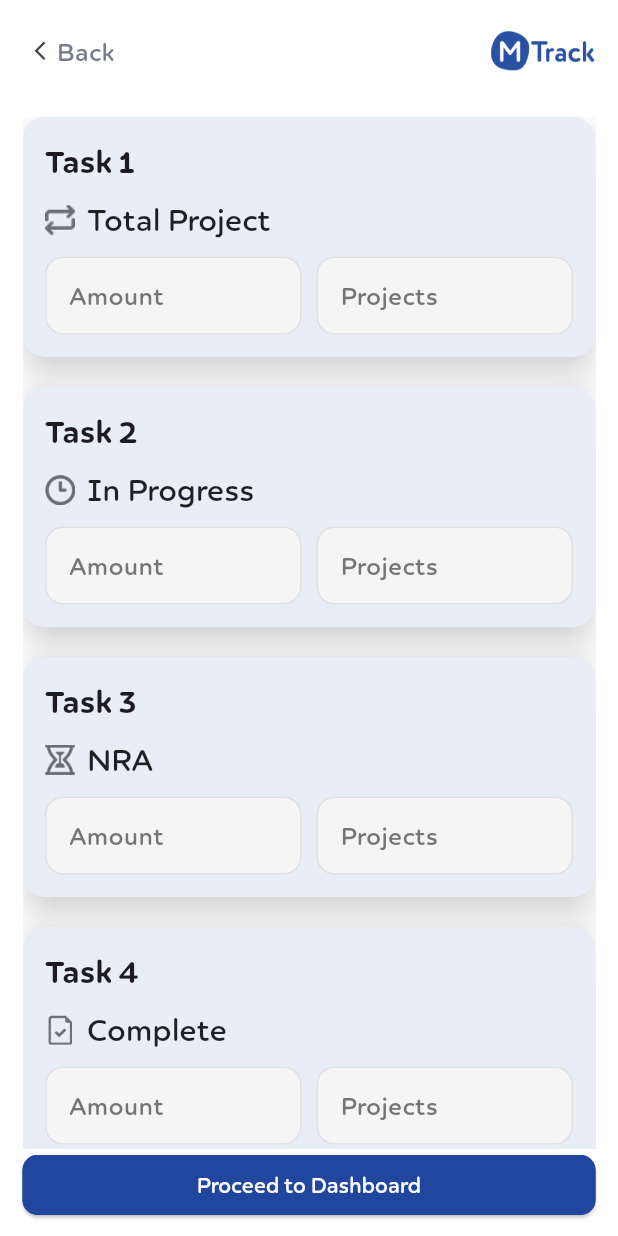
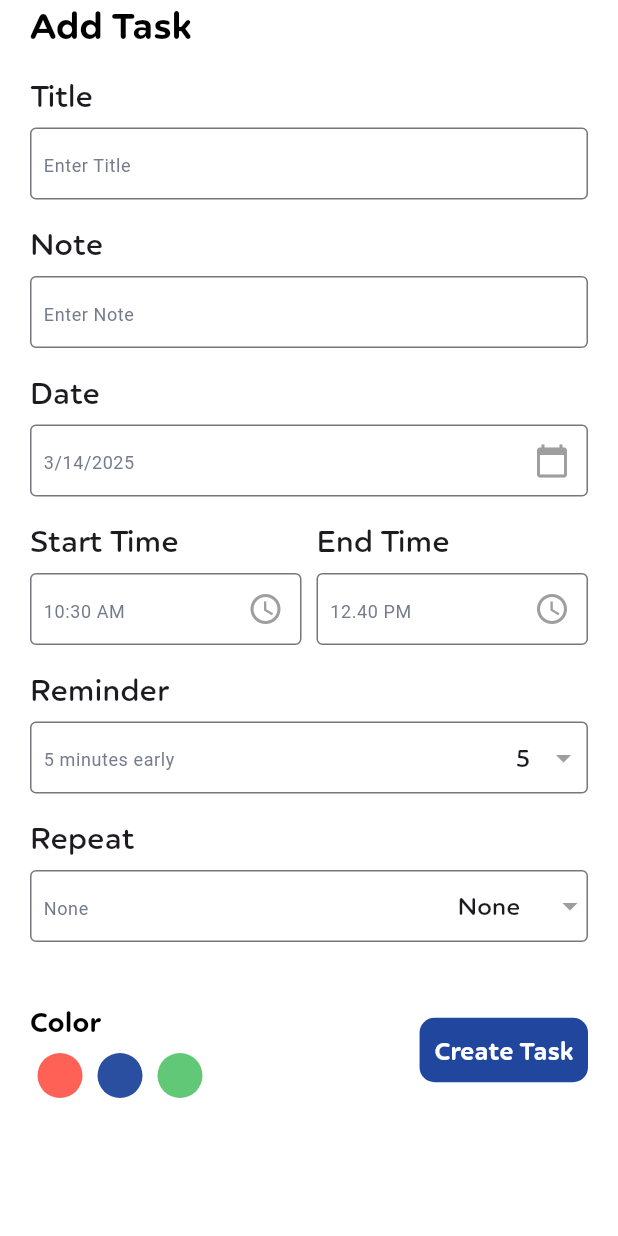
Before and after one commit to MTS-Services/Task-Management, a Flutter app: the ScheduleScreen screen opened directly, after a tap on "+ Add Task", on a phone screen of 412 x 824 dp. Run offline on Flutter 3.47's test engine with Material 3 defaults, Android fonts, the phone set to English and light mode, and no system bars; our stand-ins replace date_picker_timeline, firebase_auth, firebase_core, fl_chart, flutter_otp_text_field, get and 4 more; accounts and stored records are empty.

Commit message:
model & database add project

```diff
--- a/lib/m-track.dart
+++ b/lib/m-track.dart
@@ -1,14 +1,11 @@
 import 'package:flutter/material.dart';
 import 'package:get/get.dart';
 import 'package:maktrack/domain/entities/color.dart';
-import 'package:maktrack/presentation/pages/screen/bottomNavBar/bottom_nav_bar.dart';
-import 'package:maktrack/presentation/pages/screen/splash_screen/splash_screen.dart';
-import 'package:maktrack/presentation/pages/screen/task_add_screen.dart';
+import 'presentation/pages/screen/schedule_screen/schedule_screen.dart';
 
-import 'presentation/pages/auth/email_varification_screen.dart';
-import 'presentation/pages/auth/otp_verification_screen.dart';
-import 'presentation/pages/auth/set_password_screen.dart';
-import 'presentation/pages/screen/threeScreen/onboarding_page.dart';
+
+
+
 class MTrac extends StatelessWidget {
   const MTrac({super.key});
   @override
@@ -22,7 +19,7 @@ class MTrac extends StatelessWidget {
           textTheme: _buildTextTheme(),
           inputDecorationTheme: _buildInputDecorationTheme(context),
           elevatedButtonTheme: _buildElevatedButtonThemeData()),
-      home: Bottom(),
+      home: ScheduleScreen(),
     );
   }
 
--- /dev/null
+++ b/lib/model/task.dart
@@ -0,0 +1,57 @@
+// json serialization
+
+import 'dart:ui';
+
+class Task {
+  int? id;
+  String? title;
+  String? note;
+  int? isCompleted;
+  String? date;
+  String? startTime;
+  String? endTime;
+  Color? color;
+  int? reminder;
+  String? repeat;
+
+  Task({
+    this.id,
+    this.title,
+    this.note,
+    this.isCompleted,
+    this.date,
+    this.startTime,
+    this.endTime,
+    this.color,
+    this.reminder,
+    this.repeat,
+  });
+
+  Task.fromJson(Map<String, dynamic> json) {
+    id = json["id"];
+    title = json["title"];
+    note = json["note"];
+    isCompleted = json["isCompleted"];
+    date = json["date"];
+    startTime = json["startTime"];
+    endTime = json["endTime"];
+    color = json["color"];
+    reminder = json["reminder"];
+    repeat = json["repeat"];
+  }
+
+  Map<String, dynamic> toJson() {
+    final Map<String, dynamic> data = new Map<String, dynamic>();
+    data["id"] = this.id;
+    data["title"] = this.title;
+    data["note"] = this.note;
+    data["isCompleted"] = this.isCompleted;
+    data["date"] = this.date;
+    data["startTime"] = this.startTime;
+    data["endTime"] = this.endTime;
+    data["color"] = this.color;
+    data["reminder"] = this.reminder;
+    data["repeat"] = this.repeat;
+    return data;
+  }
+}
--- a/lib/presentation/pages/screen/bottomNavBar/bottom_nav_bar.dart
+++ b/lib/presentation/pages/screen/bottom_navigation_bar_screen/bottom_nav_bar.dart
@@ -25,7 +25,7 @@ class Bottom extends StatelessWidget {
               child: Padding(
                 padding: const EdgeInsets.symmetric(vertical: 8.0),
                 child: Row(
-                  spacing: 10,
+                  spacing: 20,
                   mainAxisAlignment: MainAxisAlignment.spaceAround,
                   children: List.generate(controller.navIcons.length, (index) {
                     return IconButton(
@@ -43,9 +43,7 @@ class Bottom extends StatelessWidget {
             ),
           ),
           floatingActionButton: FloatingActionButton(
-            onPressed: () {
-              controller.changeIndex(2);
-            },
+            onPressed: () {},
             backgroundColor: RColors.blueButtonColors,
             shape: const CircleBorder(),
             child: Image.asset(AssetPath.basePathImage),
--- /dev/null
+++ b/lib/presentation/pages/screen/schedule_add_task_screen/add_task_schedule_screen.dart
@@ -0,0 +1,46 @@
+import 'package:flutter/material.dart';
+import 'package:flutter/services.dart';
+import 'package:intl/intl.dart';
+
+import 'widgets/add_task_text_field_custom_widget.dart';
+
+class AddTaskScheduleScreen extends StatefulWidget {
+  const AddTaskScheduleScreen({super.key});
+
+  @override
+  State<AddTaskScheduleScreen> createState() => _AddTaskScheduleScreenState();
+}
+
+class _AddTaskScheduleScreenState extends State<AddTaskScheduleScreen> {
+  @override
+  Widget build(BuildContext context) {
+    SystemChrome.setSystemUIOverlayStyle(SystemUiOverlayStyle(
+      statusBarColor: Colors.white,
+      statusBarIconBrightness: Brightness.dark,
+    ));
+    return Scaffold(
+      backgroundColor: Colors.white,
+      body: SafeArea(
+          child: SingleChildScrollView(
+        child: Padding(
+          padding: const EdgeInsets.only(left: 20, right: 20),
+          child: Column(
+            spacing: 15,
+            crossAxisAlignment: CrossAxisAlignment.start,
+            children: [
+              Text(
+                "Add Task",
+                style: Theme.of(context).textTheme.bodyMedium?.copyWith(
+                      fontWeight: FontWeight.bold,
+                      fontSize: 24,
+                      color: Colors.black,
+                    ),
+              ),
+              AddTaskTextFieldCustomWidget(),
+            ],
+          ),
+        ),
+      )),
+    );
+  }
+}
--- /dev/null
+++ b/lib/presentation/pages/screen/schedule_add_task_screen/widgets/add_task_text_field_custom_widget.dart
@@ -0,0 +1,384 @@
+import 'package:flutter/material.dart';
+import 'package:get/get.dart';
+import 'package:intl/intl.dart';
+import 'package:maktrack/model/task.dart';
+import 'package:maktrack/presentation/state_managment/task_controller.dart';
+
+import '../../../../../domain/entities/color.dart';
+import 'color_container_custom.dart';
+
+class AddTaskTextFieldCustomWidget extends StatefulWidget {
+  const AddTaskTextFieldCustomWidget({
+    super.key,
+  });
+
+  @override
+  State<AddTaskTextFieldCustomWidget> createState() =>
+      _AddTaskTextFieldCustomWidgetState();
+}
+
+class _AddTaskTextFieldCustomWidgetState
+    extends State<AddTaskTextFieldCustomWidget> {
+  TaskController taskController = Get.put(TaskController());
+
+  TextEditingController titleController = TextEditingController();
+  TextEditingController noteController = TextEditingController();
+
+  addTask() {
+  taskController.addTask(
+      task:Task(
+        title: titleController.text,
+        note: noteController.text,
+        date: DateFormat.yMd().format(selectedDate),
+        startTime: startTime,
+        endTime: endTime,
+        reminder: selectedReminder,
+        repeat: selectedRepeat,
+        color: selectedColor,
+        isCompleted: 0,
+      )
+  );
+  }
+
+  validate() {
+    if (titleController.text.isNotEmpty && noteController.text.isNotEmpty) {
+      addTask();
+      Get.back();
+    } else if (titleController.text.isEmpty || noteController.text.isEmpty) {
+      Get.snackbar("Required", "Please fill all the fields!",
+          messageText: Text(
+            "Please fill all the fields!",
+            style: TextStyle(color: Colors.grey[200]),
+          ),
+          titleText: Text(
+            "Required",
+            style: TextStyle(color: Colors.grey[200]),
+          ),
+          snackPosition: SnackPosition.TOP,
+          backgroundColor: RColors.blueButtonColors,
+          icon: Icon(
+            Icons.warning_amber_rounded,
+            color: Colors.red,
+          ));
+    }
+  }
+
+  // Date time picker
+  DateTime selectedDate = DateTime.now();
+
+  // start time and end time
+  String startTime = DateFormat("hh:mm a").format(DateTime.now()).toString();
+  String endTime = "12.40 PM";
+
+// Date text field function to get date from user
+  getDateFormUser() {
+    showDatePicker(
+      context: context,
+      initialDate: DateTime.now(),
+      firstDate: DateTime(2000),
+      lastDate: DateTime(2100),
+    ).then((value) {
+      if (value != null) {
+        setState(() {
+          selectedDate = value;
+        });
+      }
+    });
+  }
+
+  // Start time to get time form user
+  getStartTimeFormUser() {
+    showTimePicker(
+      barrierDismissible: false,
+      context: context,
+      initialTime: TimeOfDay.now(),
+    ).then((value) {
+      if (value != null) {
+        setState(() {
+          startTime = value.format(context);
+        });
+      }
+    });
+  }
+
+  // End time to get time form user
+  getEndTimeFormUser() {
+    showTimePicker(
+      barrierDismissible: false,
+      context: context,
+      initialTime: TimeOfDay.now(),
+    ).then((value) {
+      if (value != null) {
+        setState(() {
+          endTime = value.format(context);
+        });
+      }
+    });
+  }
+
+  // Container for color selection
+  Color? selectedColor;
+  final List<Color> colors = [
+    Color(0xffFF6157),
+    Color(0xff2A4FA1),
+    Color(0xff61C877),
+  ];
+
+  // Selected Reminder
+  int selectedReminder = 5;
+  List<int> reminders = [5, 10, 15, 20, 25, 30];
+
+  // Selected Repeat
+  String selectedRepeat = "None";
+  List<String> repeats = ["None", "Daily", "Weekly", "Monthly"];
+
+  @override
+  Widget build(BuildContext context) {
+    return Column(spacing: 15, children: [
+      // Title text field
+      Column(
+        spacing: 7,
+        crossAxisAlignment: CrossAxisAlignment.start,
+        children: [
+          Text("Title"),
+          TextField(
+            controller: titleController,
+            decoration: InputDecoration(
+                hintText: "Enter Title", border: OutlineInputBorder()),
+          ),
+        ],
+      ),
+
+      // Note text field
+      Column(
+        spacing: 7,
+        crossAxisAlignment: CrossAxisAlignment.start,
+        children: [
+          Text("Note"),
+          TextField(
+            controller: noteController,
+            decoration: InputDecoration(
+                hintText: "Enter Note", border: OutlineInputBorder()),
+          ),
+        ],
+      ),
+
+      // Date text field
+      Column(
+        spacing: 7,
+        crossAxisAlignment: CrossAxisAlignment.start,
+        children: [
+          Text("Date"),
+          TextField(
+            readOnly: widget == null ? false : true,
+            decoration: InputDecoration(
+                suffixIcon: IconButton(
+                    onPressed: () {
+                      getDateFormUser();
+                    },
+                    icon: Icon(
+                      Icons.calendar_today,
+                      color: Colors.grey,
+                    )),
+                hintText: DateFormat.yMd().format(selectedDate),
+                border: OutlineInputBorder()),
+          ),
+        ],
+      ),
+
+      // Time text field
+      Row(
+        spacing: 10,
+        children: [
+          // Start time text field
+          Expanded(
+            child: Column(
+              spacing: 7,
+              crossAxisAlignment: CrossAxisAlignment.start,
+              children: [
+                Text("Start Time"),
+                TextField(
+                  readOnly: widget == null ? false : true,
+                  decoration: InputDecoration(
+                      hintText: startTime,
+                      suffixIcon: IconButton(
+                        onPressed: () {
+                          getStartTimeFormUser();
+                        },
+                        icon: Icon(
+                          Icons.access_time_outlined,
+                          color: Colors.grey,
+                        ),
+                      ),
+                      border: OutlineInputBorder()),
+                ),
+              ],
+            ),
+          ),
+          // End time text field
+          Expanded(
+            child: Column(
+              spacing: 7,
+              crossAxisAlignment: CrossAxisAlignment.start,
+              children: [
+                Text("End Time"),
+                TextField(
+                  decoration: InputDecoration(
+                      hintText: endTime,
+                      suffixIcon: IconButton(
+                        onPressed: () {
+                          getEndTimeFormUser();
+                        },
+                        icon: Icon(
+                          Icons.access_time_outlined,
+                          color: Colors.grey,
+                        ),
+                      ),
+                      border: OutlineInputBorder()),
+                ),
+              ],
+            ),
+          ),
+        ],
+      ),
+
+      // Reminder text field
+      Column(
+        crossAxisAlignment: CrossAxisAlignment.start,
+        spacing: 7,
+        children: [
+          Text("Reminder"),
+          TextField(
+            decoration: InputDecoration(
+                suffixIcon: DropdownButton(
+                  icon: Icon(
+                    Icons.arrow_drop_down,
+                    color: Colors.grey,
+                  ),
+                  underline: Container(
+                    color: Colors.white,
+                  ),
+                  value: reminders.contains(selectedReminder)
+                      ? selectedReminder.toString()
+                      : null,
+                  items: reminders.map<DropdownMenuItem<String>>((int value) {
+                    return DropdownMenuItem<String>(
+                      value: value.toString(),
+                      child: Text("$value"),
+                    );
+                  }).toList(),
+                  onChanged: (String? value) {
+                    if (value != null) {
+                      setState(() {
+                        selectedReminder = int.parse(value);
+                      });
+                    }
+                  },
+                ),
+                border: OutlineInputBorder(),
+                hintText: "$selectedReminder minutes early"),
+          ),
+        ],
+      ),
+
+      // Repeat text field
+      Column(
+        crossAxisAlignment: CrossAxisAlignment.start,
+        spacing: 7,
+        children: [
+          Text("Repeat"),
+          TextField(
+            decoration: InputDecoration(
+              suffixIcon: DropdownButton(
+                icon: Icon(
+                  Icons.arrow_drop_down,
+                  color: Colors.grey,
+                ),
+                underline: Container(
+                  color: Colors.white,
+                ),
+                value: repeats.contains(selectedRepeat) ? selectedRepeat : null,
+                items: repeats.map<DropdownMenuItem<String>>((String value) {
+                  return DropdownMenuItem<String>(
+                    value: value,
+                    child: Text(value),
+                  );
+                }).toList(),
+                onChanged: (String? newValue) {
+                  if (newValue != null) {
+                    setState(() {
+                      selectedRepeat = newValue;
+                    });
+                  }
+                },
+              ),
+              border: OutlineInputBorder(),
+              hintText: ("$selectedRepeat"),
+            ),
+          )
+        ],
+      ),
+
+      SizedBox(height: 10),
+
+      Row(
+        mainAxisAlignment: MainAxisAlignment.spaceBetween,
+        children: [
+          // Color selection
+          Column(
+            spacing: 8,
+            crossAxisAlignment: CrossAxisAlignment.start,
+            children: [
+              Text(
+                "Color",
+                style: Theme.of(context).textTheme.bodyMedium?.copyWith(
+                      fontWeight: FontWeight.bold,
+                      fontSize: 18,
+                      color: Colors.black,
+                    ),
+              ),
+              Row(
+                mainAxisAlignment: MainAxisAlignment.center,
+                children: List.generate(colors.length, (index) {
+                  return ColorContainerCustom(
+                    color: colors[index],
+                    isSelected: selectedColor == colors[index],
+                    onTap: () {
+                      setState(() {
+                        selectedColor = colors[index];
+                      });
+                    },
+                  );
+                }),
+              ),
+            ],
+          ),
+
+          // Create task button
+          GestureDetector(
+            onTap: () {
+              validate();
+            },
+            child: Container(
+              padding: EdgeInsets.all(10),
+              decoration: BoxDecoration(
+                color: RColors.blueButtonColors,
+                borderRadius: BorderRadius.circular(10),
+              ),
+              child: Center(
+                child: Text(
+                  "Create Task",
+                  style: Theme.of(context).textTheme.bodyMedium?.copyWith(
+                        fontWeight: FontWeight.bold,
+                        fontSize: 16,
+                        color: Colors.white,
+                      ),
+                ),
+              ),
+            ),
+          ),
+        ],
+      )
+    ]);
+  }
+}
--- /dev/null
+++ b/lib/presentation/pages/screen/schedule_add_task_screen/widgets/color_container_custom.dart
@@ -0,0 +1,32 @@
+import 'package:flutter/material.dart';
+
+class ColorContainerCustom extends StatelessWidget {
+  final Color color;
+  final VoidCallback onTap;
+  final bool isSelected;
+
+  ColorContainerCustom({
+    required this.color,
+    required this.onTap,
+    this.isSelected = false,
+  });
+
+  @override
+  Widget build(BuildContext context) {
+    return GestureDetector(
+      onTap: onTap,
+      child: Container(
+        width: 30,
+        height: 30,
+        margin: EdgeInsets.symmetric(horizontal: 5),
+        decoration: BoxDecoration(
+          color: color,
+          shape: BoxShape.circle,
+        ),
+        child: isSelected
+            ? Icon(Icons.check, color: Colors.white, size: 17)
+            : null,
+      ),
+    );
+  }
+}
--- a/lib/presentation/pages/screen/scheduleScreen/schedule_screen.dart
+++ b/lib/presentation/pages/screen/schedule_screen/schedule_screen.dart
@@ -3,7 +3,7 @@ import 'package:flutter/material.dart';
 import 'package:get/get.dart';
 import 'package:intl/intl.dart';
 import 'package:maktrack/domain/entities/color.dart';
-import 'package:maktrack/presentation/pages/screen/task_add_screen.dart';
+import 'package:maktrack/presentation/pages/screen/schedule_add_task_screen/add_task_schedule_screen.dart';
 
 class ScheduleScreen extends StatefulWidget {
   const ScheduleScreen({super.key});
@@ -14,6 +14,29 @@ class ScheduleScreen extends StatefulWidget {
 
 class _ScheduleScreenState extends State<ScheduleScreen> {
   DateTime selectedDate = DateTime.now();
+
+  String getFormattedDate() {
+    DateTime today = DateTime.now();
+    DateTime tomorrow = today.add(Duration(days: 1));
+    DateTime yesterday = today.subtract(Duration(days: 1));
+
+    if (selectedDate.year == today.year &&
+        selectedDate.month == today.month &&
+        selectedDate.day == today.day) {
+      return "Today";
+    } else if (selectedDate.year == tomorrow.year &&
+        selectedDate.month == tomorrow.month &&
+        selectedDate.day == tomorrow.day) {
+      return "Tomorrow";
+    } else if (selectedDate.year == yesterday.year &&
+        selectedDate.month == yesterday.month &&
+        selectedDate.day == yesterday.day) {
+      return "Yesterday";
+    } else {
+      return DateFormat.EEEE().format(selectedDate);
+    }
+  }
+
   @override
   Widget build(BuildContext context) {
     return Scaffold(
@@ -22,20 +45,19 @@ class _ScheduleScreenState extends State<ScheduleScreen> {
         child: Column(
           children: [
             Container(
-              padding: EdgeInsets.only(top: 20),
+              padding: EdgeInsets.only(top: 20, bottom: 20),
               decoration: BoxDecoration(
                 color: Colors.white,
                 borderRadius: BorderRadius.only(
                   bottomLeft: Radius.circular(30),
-                      bottomRight: Radius.circular(30))),
+                  bottomRight: Radius.circular(30),
+                ),
+              ),
               child: Column(
-                spacing: 10,
                 crossAxisAlignment: CrossAxisAlignment.start,
                 children: [
                   Padding(
-                    padding: EdgeInsets.symmetric(
-                      horizontal: 20,
-                    ),
+                    padding: EdgeInsets.symmetric(horizontal: 20),
                     child: Row(
                       mainAxisAlignment: MainAxisAlignment.spaceBetween,
                       children: [
@@ -43,36 +65,40 @@ class _ScheduleScreenState extends State<ScheduleScreen> {
                           crossAxisAlignment: CrossAxisAlignment.start,
                           children: [
                             Text(
-                              DateFormat.yMMMMd().format(DateTime.now()),
+                              DateFormat.yMMMMd().format(
+                                  selectedDate),
                               style: Theme.of(context)
                                   .textTheme
                                   .bodyMedium
                                   ?.copyWith(
                                     fontWeight: FontWeight.w700,
                                     fontSize: 18,
-                                      color: Colors.black54),
+                                    color: Colors.black54,
+                                  ),
                             ),
                             Text(
-                              "Today",
+                              getFormattedDate(),
                               style: Theme.of(context)
                                   .textTheme
                                   .bodyMedium
                                   ?.copyWith(
                                     fontWeight: FontWeight.bold,
                                     fontSize: 24,
-                                      color: Colors.black),
+                                    color: Colors.black,
+                                  ),
                             ),
                           ],
                         ),
                         GestureDetector(
                           onTap: () {
-                            Get.to(() => TaskAddScreen());
+                            Get.to(() => AddTaskScheduleScreen());
                           },
                           child: Container(
                             padding: EdgeInsets.all(10),
                             decoration: BoxDecoration(
                               color: RColors.blueButtonColors,
-                                borderRadius: BorderRadius.circular(10)),
+                              borderRadius: BorderRadius.circular(10),
+                            ),
                             child: Center(
                               child: Text(
                                 "+ Add Task",
@@ -82,36 +108,32 @@ class _ScheduleScreenState extends State<ScheduleScreen> {
                                     ?.copyWith(
                                       fontWeight: FontWeight.bold,
                                       fontSize: 16,
-                                        color: Colors.white),
+                                      color: Colors.white,
                                     ),
                               ),
                             ),
-                        )
+                          ),
+                        ),
                       ],
                     ),
                   ),
-                  SizedBox(
-                    height: 10,
-                  ),
+                  SizedBox(height: 10),
                   Container(
                     margin: EdgeInsets.only(left: 20),
                     child: DatePicker(
-                      DateTime.now(),
+                      DateTime.now().subtract(Duration(days: 2)),
                       height: 100,
                       width: 80,
-                      initialSelectedDate: DateTime.now(),
+                      initialSelectedDate: selectedDate,
                       selectionColor: RColors.blueButtonColors,
                       selectedTextColor: Colors.white,
                       onDateChange: (date) {
+                        setState(() {
                           selectedDate = date;
-                        // New date selected
-                        print(date);
+                        });
                       },
                     ),
                   ),
-                  SizedBox(
-                    height: 20,
-                  )
                 ],
               ),
             ),
--- a/lib/presentation/state_managment/bottom_controller.dart
+++ b/lib/presentation/state_managment/bottom_controller.dart
@@ -7,10 +7,8 @@ class BottomController extends GetxController {
 
 
   final List<Widget> pages = [
-    // ScheduleScreen(),
     const Center(child: Text("Dashboard Page")),
     const Center(child: Text("Files Page")),
-    const Center(child: Text("Task Page")),
     const Center(child: Text("Send Page")),
     const Center(child: Text("Profile Page")),
   ];
--- a/lib/presentation/state_managment/splash_controller.dart
+++ b/lib/presentation/state_managment/splash_controller.dart
@@ -1,6 +1,6 @@
 import 'dart:async';
 import 'package:get/get.dart';
-import 'package:maktrack/presentation/pages/screen/threeScreen/onboarding_page.dart';
+import 'package:maktrack/presentation/pages/screen/three_screen/onboarding_page.dart';
 
 class SplashController extends GetxController {
   var showLoading = false.obs;
--- /dev/null
+++ b/lib/presentation/state_managment/task_controller.dart
@@ -0,0 +1,16 @@
+import 'package:get/get.dart';
+import 'package:maktrack/model/task.dart';
+
+class TaskController extends GetxController {
+
+  @override
+  void onReady() {
+    super.onReady();
+  }
+
+  Future<void>? addTask({Task? task}) {
+
+   return null;
+  }
+
+}
--- a/lib/presentation/widgets/custom_app_bar.dart
+++ b/lib/presentation/widgets/custom_app_bar.dart
@@ -11,7 +11,7 @@ class CustomAppBar extends StatelessWidget {
 
   final String text;
   final String images;
-  void Function()? onPressed;
+  final void Function()? onPressed;
   @override
   Widget build(BuildContext context) {
     return Row(
--- a/lib/presentation/widgets/custom_drop_down.dart
+++ b/lib/presentation/widgets/custom_drop_down.dart
@@ -7,7 +7,8 @@ class CustomDropdown extends StatefulWidget {
   final String? selectedValue;
   final Function(String?) onChanged;
 
-  const CustomDropdown({super.key,
+  const CustomDropdown({
+    super.key,
     required this.items,
     required this.hint,
     required this.selectedValue,
--- a/pubspec.yaml
+++ b/pubspec.yaml
@@ -29,6 +29,8 @@ dependencies:
   percent_indicator: ^4.2.4
   date_picker_timeline: 1.2.5
   intl: ^0.18.0
+
+  sqflite: ^2.4.1
 
 
 
```
Also changed, not shown: lib/database/database_helper.dart (added), lib/presentation/pages/screen/three_screen/onboarding_page.dart (renamed from lib/presentation/pages/screen/threeScreen/onboarding_page.dart), lib/presentation/pages/screen/three_screen/widget/onboarding1.dart (renamed from lib/presentation/pages/screen/threeScreen/widget/onboarding1.dart), lib/presentation/pages/screen/three_screen/widget/onboarding2.dart (renamed from lib/presentation/pages/screen/threeScreen/widget/onboarding2.dart), lib/presentation/pages/screen/three_screen/widget/onboarding3.dart (renamed from lib/presentation/pages/screen/threeScreen/widget/onboarding3.dart), pubspec.lock, 1 other file. Lines whose indentation alone changed are shown as unchanged.
